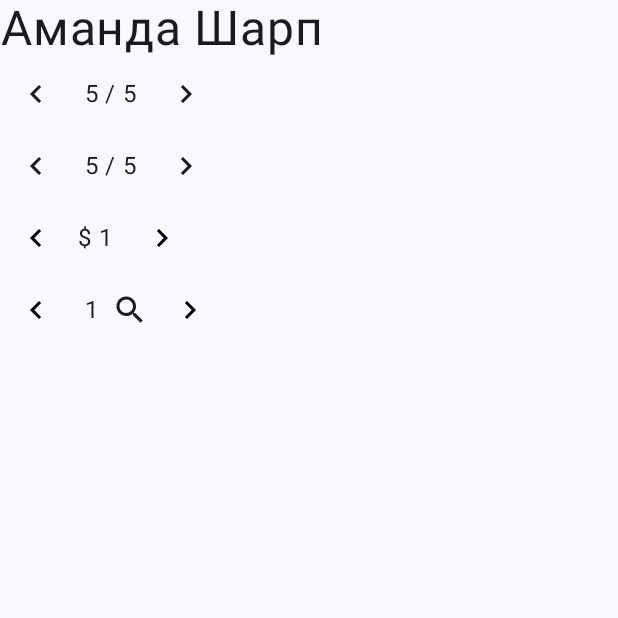
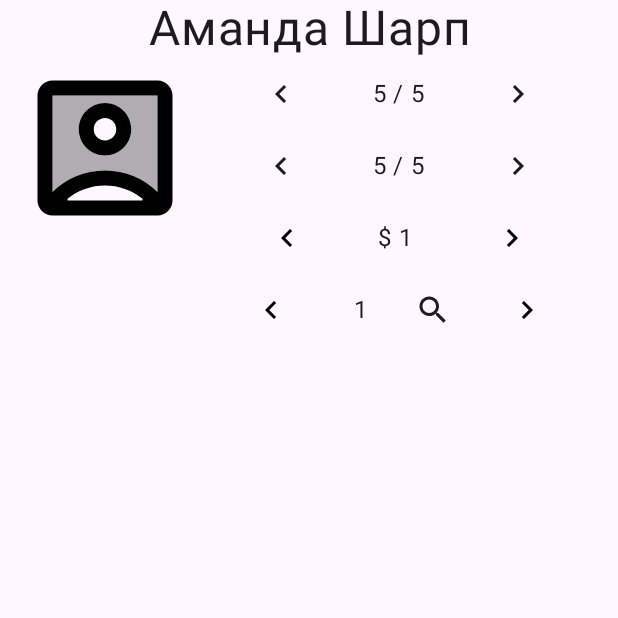
Before and after one commit to Sancho-Pansa/Arkham-Helper, an Android app built with Jetpack Compose: the screen it shows after launch (MainActivity), on a phone screen of 412 x 824 dp, the top half of it. Run offline under Robolectric (Android 15) with nearby library versions, the light colour scheme and no system bars; libraries missing offline, so code that uses them is left out: org.jgrapht, org.jgrapht.graph; 7 statements that could not run were skipped.

Commit message:
Android: Player sheet design (WIP)

```diff
--- a/ArkhamAndroid/src/main/java/io/sanchopansa/arkham/android/MainActivity.kt
+++ b/ArkhamAndroid/src/main/java/io/sanchopansa/arkham/android/MainActivity.kt
@@ -7,8 +7,10 @@
 import androidx.activity.viewModels
 import androidx.compose.foundation.layout.fillMaxSize
 import androidx.compose.foundation.layout.padding
+import androidx.compose.material3.MaterialTheme
 import androidx.compose.material3.Scaffold
 import androidx.compose.ui.Modifier
+import io.sanchopansa.arkham.android.ui.PlayerSheet
 import io.sanchopansa.arkham.android.ui.PlayerSheetVm
 import io.sanchopansa.arkham.android.ui.theme.AndroidTheme
 import io.sanchopansa.arkham.factories.JsonGameFactory
@@ -25,7 +27,7 @@
         playerVm.loadInvestigator(player!!)
         enableEdgeToEdge()
         setContent {
-            AndroidTheme {
+            MaterialTheme {
                 Scaffold(modifier = Modifier.fillMaxSize()) { innerPadding ->
                     PlayerSheet(
                         modifier = Modifier.padding(innerPadding),
--- a/ArkhamAndroid/src/main/java/io/sanchopansa/arkham/android/PlayerSheet.kt
+++ /dev/null
@@ -1,63 +0,0 @@
-package io.sanchopansa.arkham.android
-
-import androidx.compose.foundation.layout.Column
-import androidx.compose.material.icons.Icons
-import androidx.compose.material.icons.twotone.Search
-import androidx.compose.material3.Text
-import androidx.compose.runtime.Composable
-import androidx.compose.ui.Modifier
-import androidx.compose.ui.text.style.TextAlign
-import androidx.compose.ui.unit.sp
-import io.sanchopansa.arkham.android.ui.PlayerSheetUiState
-import io.sanchopansa.arkham.android.ui.PlayerSheetVm
-import io.sanchopansa.arkham.android.ui.StatStepper
-import io.sanchopansa.arkham.android.ui.UncappedStepper
-
-@Composable
-fun PlayerSheet(modifier: Modifier, playerSheetVm: PlayerSheetVm) {
-    val uiState = playerSheetVm.uiState
-    if (uiState is PlayerSheetUiState.Loading) {
-        print("UI State is Loading")
-    } else {
-        val investigatorUi = playerSheetVm.getInvestigatorUi()
-        Column(modifier) {
-            Text(
-                text = investigatorUi.name,
-                fontSize = 32.sp,
-                textAlign = TextAlign.Center
-            )
-
-            StatStepper(
-                modifier = modifier,
-                value = investigatorUi.stamina,
-                max = investigatorUi.maxStamina,
-                minusAction = { playerSheetVm.changeHealth(-1) },
-                plusAction = { playerSheetVm.changeHealth(1) }
-            )
-
-            StatStepper(
-                modifier = modifier,
-                value = investigatorUi.sanity,
-                max = investigatorUi.maxSanity,
-                minusAction = { playerSheetVm.changeSanity(-1) },
-                plusAction = { playerSheetVm.changeSanity(1) }
-            )
-
-            UncappedStepper(
-                modifier = modifier,
-                value = investigatorUi.money,
-                prependText = "$",
-                minusAction = { playerSheetVm.changeMoney(-1) },
-                plusAction = { playerSheetVm.changeMoney(1) }
-            )
-
-            UncappedStepper(
-                modifier = modifier,
-                value = investigatorUi.clueTokens,
-                appendIcon = Icons.TwoTone.Search,
-                minusAction = { playerSheetVm.changeClueTokens(-1) },
-                plusAction = { playerSheetVm.changeClueTokens(1) }
-            )
-        }
-    }
-}
--- /dev/null
+++ b/ArkhamAndroid/src/main/java/io/sanchopansa/arkham/android/ui/PlayerSheet.kt
@@ -0,0 +1,123 @@
+package io.sanchopansa.arkham.android.ui
+
+import androidx.compose.foundation.Image
+import androidx.compose.foundation.layout.Arrangement
+import androidx.compose.foundation.layout.Column
+import androidx.compose.foundation.layout.Row
+import androidx.compose.foundation.layout.fillMaxWidth
+import androidx.compose.foundation.layout.padding
+import androidx.compose.foundation.layout.size
+import androidx.compose.material.icons.Icons
+import androidx.compose.material.icons.outlined.AccountBox
+import androidx.compose.material.icons.twotone.AccountBox
+import androidx.compose.material.icons.twotone.Search
+import androidx.compose.material3.Text
+import androidx.compose.runtime.Composable
+import androidx.compose.ui.Alignment
+import androidx.compose.ui.Modifier
+import androidx.compose.ui.graphics.vector.ImageVector
+import androidx.compose.ui.text.style.TextAlign
+import androidx.compose.ui.tooling.preview.Preview
+import androidx.compose.ui.tooling.preview.Wallpapers
+import androidx.compose.ui.unit.dp
+import androidx.compose.ui.unit.sp
+import io.sanchopansa.arkham.core.Expansion
+import io.sanchopansa.arkham.core.Phase
+import io.sanchopansa.arkham.core.investigators.Investigator
+
+@Composable
+fun PlayerSheet(modifier: Modifier, playerSheetVm: PlayerSheetVm) {
+    val uiState = playerSheetVm.uiState
+    if (uiState is PlayerSheetUiState.Loading) {
+        print("UI State is Loading")
+    } else {
+        val investigatorUi = playerSheetVm.getInvestigatorUi()
+        Column(modifier) {
+            Text(
+                text = investigatorUi.name,
+                fontSize = 32.sp,
+                textAlign = TextAlign.Center,
+                modifier = Modifier.fillMaxWidth()
+            )
+            Row(
+                modifier = Modifier
+                    .padding(10.dp, 0.dp)
+                    .fillMaxWidth(),
+                horizontalArrangement = Arrangement.SpaceBetween
+
+            ) {
+                Image(
+                    imageVector = Icons.TwoTone.AccountBox,
+                    contentDescription = "Icon",
+                    Modifier.size(120.dp)
+                )
+                Column(horizontalAlignment = Alignment.End) {
+                    StatStepper(
+                        modifier = modifier,
+                        value = investigatorUi.stamina,
+                        max = investigatorUi.maxStamina,
+                        minusAction = { playerSheetVm.changeHealth(-1) },
+                        plusAction = { playerSheetVm.changeHealth(1) }
+                    )
+
+                    StatStepper(
+                        modifier = modifier,
+                        value = investigatorUi.sanity,
+                        max = investigatorUi.maxSanity,
+                        minusAction = { playerSheetVm.changeSanity(-1) },
+                        plusAction = { playerSheetVm.changeSanity(1) }
+                    )
+
+                    UncappedStepper(
+                        modifier = modifier,
+                        value = investigatorUi.money,
+                        prependText = "$",
+                        minusAction = { playerSheetVm.changeMoney(-1) },
+                        plusAction = { playerSheetVm.changeMoney(1) }
+                    )
+
+                    UncappedStepper(
+                        modifier = modifier,
+                        value = investigatorUi.clueTokens,
+                        appendIcon = Icons.TwoTone.Search,
+                        minusAction = { playerSheetVm.changeClueTokens(-1) },
+                        plusAction = { playerSheetVm.changeClueTokens(1) }
+                    )
+                }
+            }
+        }
+    }
+}
+
+
+@Preview(
+    showBackground = true, showSystemUi = false,
+    wallpaper = Wallpapers.BLUE_DOMINATED_EXAMPLE
+)
+@Composable
+fun PlayerSheetPreview() {
+    val playerVm = PlayerSheetVm()
+    playerVm.loadInvestigator(
+        Investigator(
+            Expansion.VANILLA,
+            "Аманда Шарп",
+            "Студентка",
+            5,
+            5,
+            3,
+            0,
+            4,
+            0,
+            6,
+            2,
+            6,
+            "Прилежная ученица",
+            "Описание",
+            Phase.ANY
+        )
+    )
+    PlayerSheet(
+        modifier = Modifier,
+        playerSheetVm = playerVm
+    )
+}
--- a/ArkhamAndroid/src/main/java/io/sanchopansa/arkham/android/ui/PlayerSheetVm.kt
+++ b/ArkhamAndroid/src/main/java/io/sanchopansa/arkham/android/ui/PlayerSheetVm.kt
@@ -8,9 +8,7 @@
 import io.sanchopansa.arkham.android.ui.models.InvestigatorUi
 import io.sanchopansa.arkham.core.investigators.Investigator
 
-class PlayerSheetVm(
-    savedStateHandle: SavedStateHandle,
-) : ViewModel() {
+class PlayerSheetVm() : ViewModel() {
     var uiState by mutableStateOf<PlayerSheetUiState>(PlayerSheetUiState.Loading)
     private set
 
--- a/ArkhamAndroid/src/main/java/io/sanchopansa/arkham/android/ui/StatStepper.kt
+++ b/ArkhamAndroid/src/main/java/io/sanchopansa/arkham/android/ui/StatStepper.kt
@@ -2,6 +2,7 @@
 
 import androidx.compose.foundation.layout.Arrangement
 import androidx.compose.foundation.layout.Row
+import androidx.compose.foundation.layout.fillMaxWidth
 import androidx.compose.material.icons.Icons
 import androidx.compose.material.icons.automirrored.twotone.KeyboardArrowLeft
 import androidx.compose.material.icons.automirrored.twotone.KeyboardArrowRight
@@ -29,9 +30,9 @@
     plusAction: () -> Unit = { }
 ) {
     Row(
-        modifier = modifier,
+        modifier = modifier.fillMaxWidth(),
         verticalAlignment = Alignment.CenterVertically,
-        horizontalArrangement = Arrangement.spacedBy(4.dp)
+        horizontalArrangement = Arrangement.SpaceEvenly
     ) {
         IconButton(
             onClick = minusAction,
--- a/ArkhamAndroid/src/main/java/io/sanchopansa/arkham/android/ui/UncappedStepper.kt
+++ b/ArkhamAndroid/src/main/java/io/sanchopansa/arkham/android/ui/UncappedStepper.kt
@@ -2,6 +2,7 @@
 
 import androidx.compose.foundation.layout.Arrangement
 import androidx.compose.foundation.layout.Row
+import androidx.compose.foundation.layout.fillMaxWidth
 import androidx.compose.material.icons.Icons
 import androidx.compose.material.icons.automirrored.twotone.KeyboardArrowLeft
 import androidx.compose.material.icons.automirrored.twotone.KeyboardArrowRight
@@ -29,9 +30,9 @@
     plusAction: () -> Unit = { }
 ) {
     Row(
-        modifier = modifier,
+        modifier = modifier.fillMaxWidth(),
         verticalAlignment = Alignment.CenterVertically,
-        horizontalArrangement = Arrangement.spacedBy(4.dp)
+        horizontalArrangement = Arrangement.SpaceEvenly
     ) {
         IconButton(
             onClick = minusAction,
```
